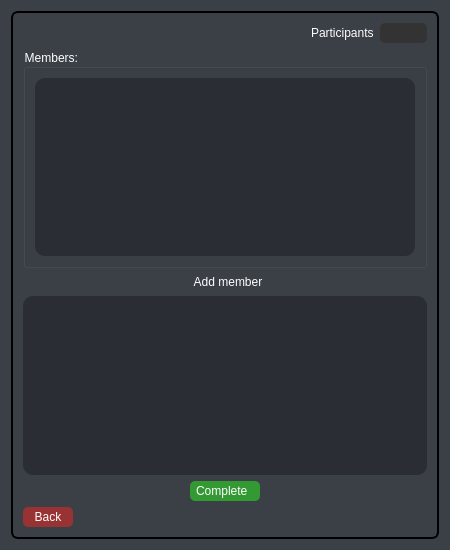
Qt form Pulp-Fiction-LoginAndRegister/groupinfo.ui (AP-projects-4001/Pulp-Fiction) before a commit.
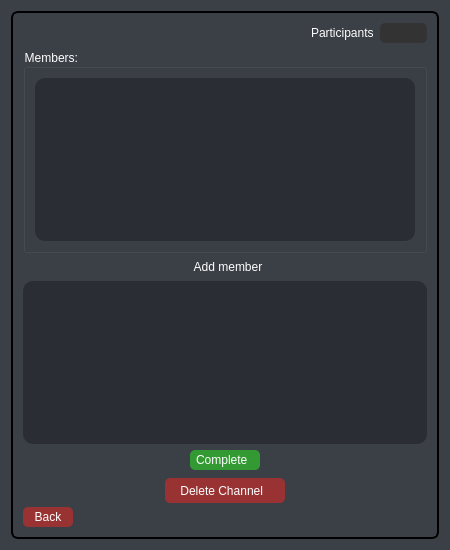
The same form after that commit. Icons and pictures are not drawn.

Commit message: Some changes in UI || Add Delete channel and group buttons

Patch:
```diff
--- a/Pulp-Fiction-LoginAndRegister/groupinfo.ui
+++ b/Pulp-Fiction-LoginAndRegister/groupinfo.ui
@@ -50,8 +50,8 @@
 }</string>
      </property>
      <widget class="QWidget" name="page">
-      <layout class="QVBoxLayout" name="verticalLayout">
-       <item>
+      <layout class="QGridLayout" name="gridLayout_2">
+       <item row="0" column="0">
         <layout class="QHBoxLayout" name="horizontalLayout_3">
          <item>
           <spacer name="horizontalSpacer_3">
@@ -105,7 +105,7 @@
          </item>
         </layout>
        </item>
-       <item>
+       <item row="1" column="0">
         <widget class="QGroupBox" name="groupBox">
          <property name="styleSheet">
           <string notr="true">color: #fefefe;</string>
@@ -136,7 +136,7 @@
          </layout>
         </widget>
        </item>
-       <item>
+       <item row="2" column="0">
         <widget class="QPushButton" name="addmemberbtn">
          <property name="styleSheet">
           <string notr="true">QPushButton#addmemberbtn {
@@ -170,7 +170,7 @@
          </property>
         </widget>
        </item>
-       <item>
+       <item row="3" column="0">
         <widget class="QListWidget" name="userslistwidget">
          <property name="styleSheet">
           <string notr="true">QListWidget#userslistwidget {
@@ -189,6 +189,8 @@
          </property>
         </widget>
        </item>
+       <item row="4" column="0">
+        <layout class="QVBoxLayout" name="verticalLayout">
        <item>
         <layout class="QHBoxLayout" name="horizontalLayout">
          <item>
@@ -275,6 +277,92 @@
         </layout>
        </item>
        <item>
+          <layout class="QHBoxLayout" name="horizontalLayout_4">
+           <item>
+            <spacer name="horizontalSpacer_4">
+             <property name="orientation">
+              <enum>Qt::Horizontal</enum>
+             </property>
+             <property name="sizeHint" stdset="0">
+              <size>
+               <width>40</width>
+               <height>20</height>
+              </size>
+             </property>
+            </spacer>
+           </item>
+           <item>
+            <widget class="QPushButton" name="deletechannelbtn">
+             <property name="minimumSize">
+              <size>
+               <width>120</width>
+               <height>25</height>
+              </size>
+             </property>
+             <property name="maximumSize">
+              <size>
+               <width>150</width>
+               <height>20</height>
+              </size>
+             </property>
+             <property name="layoutDirection">
+              <enum>Qt::RightToLeft</enum>
+             </property>
+             <property name="styleSheet">
+              <string notr="true">QPushButton#deletechannelbtn {
+color: white;
+border-radius: 5px;
+Background: #933;
+color: #fefefe;
+}
+
+QPushButton#deletechannelbtn:hover {
+	background-color: rgb(42, 46, 52);
+border-style: solid;
+ border-width: 1px;
+color:#933;
+}
+
+QPushButton#deletechannelbtn:pressed {
+border-style: solid;
+border-width: 1px;
+	background-color: rgb(25, 69, 105);
+	color: rgb(85, 255, 255);
+}</string>
+             </property>
+             <property name="text">
+              <string>Delete Channel  </string>
+             </property>
+             <property name="icon">
+              <iconset resource="elements.qrc">
+               <normaloff>:/img/img/icons8-delete-64.png</normaloff>:/img/img/icons8-delete-64.png</iconset>
+             </property>
+             <property name="iconSize">
+              <size>
+               <width>20</width>
+               <height>20</height>
+              </size>
+             </property>
+            </widget>
+           </item>
+           <item>
+            <spacer name="horizontalSpacer_5">
+             <property name="orientation">
+              <enum>Qt::Horizontal</enum>
+             </property>
+             <property name="sizeHint" stdset="0">
+              <size>
+               <width>40</width>
+               <height>20</height>
+              </size>
+             </property>
+            </spacer>
+           </item>
+          </layout>
+         </item>
+        </layout>
+       </item>
+       <item row="5" column="0">
         <widget class="QPushButton" name="backtohomepage">
          <property name="minimumSize">
           <size>
```
Left out of the diff: 2 changed lines with no effect on the pictures. Lines whose indentation alone changed are shown as unchanged. The commit also changes 8 other files.
